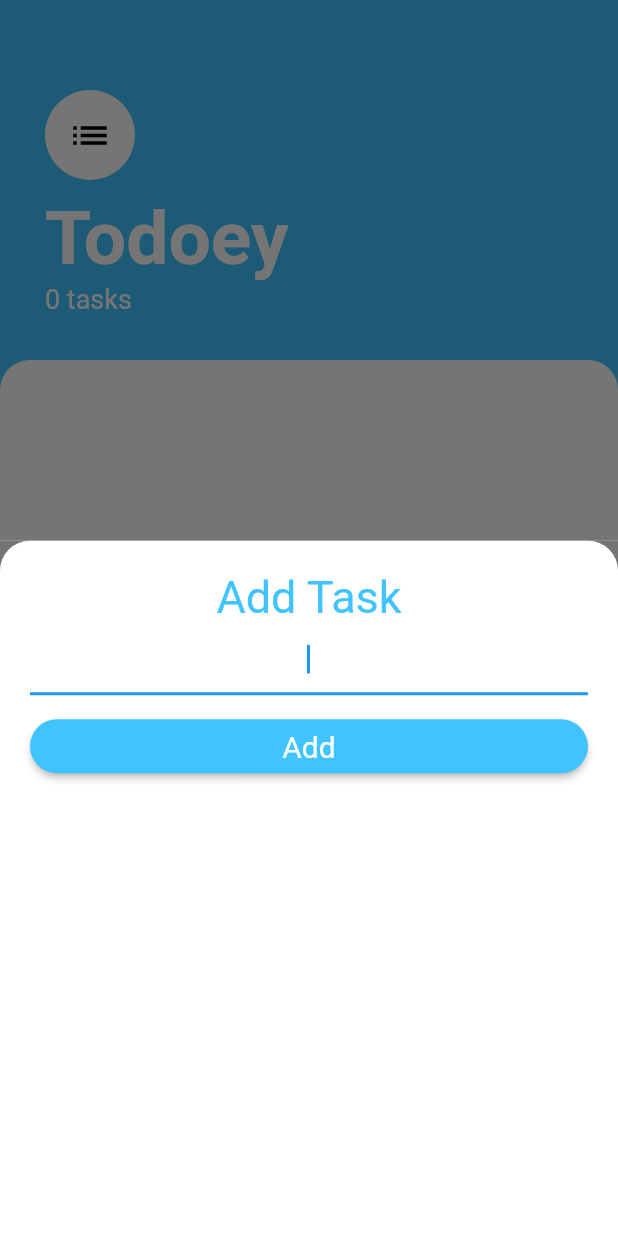
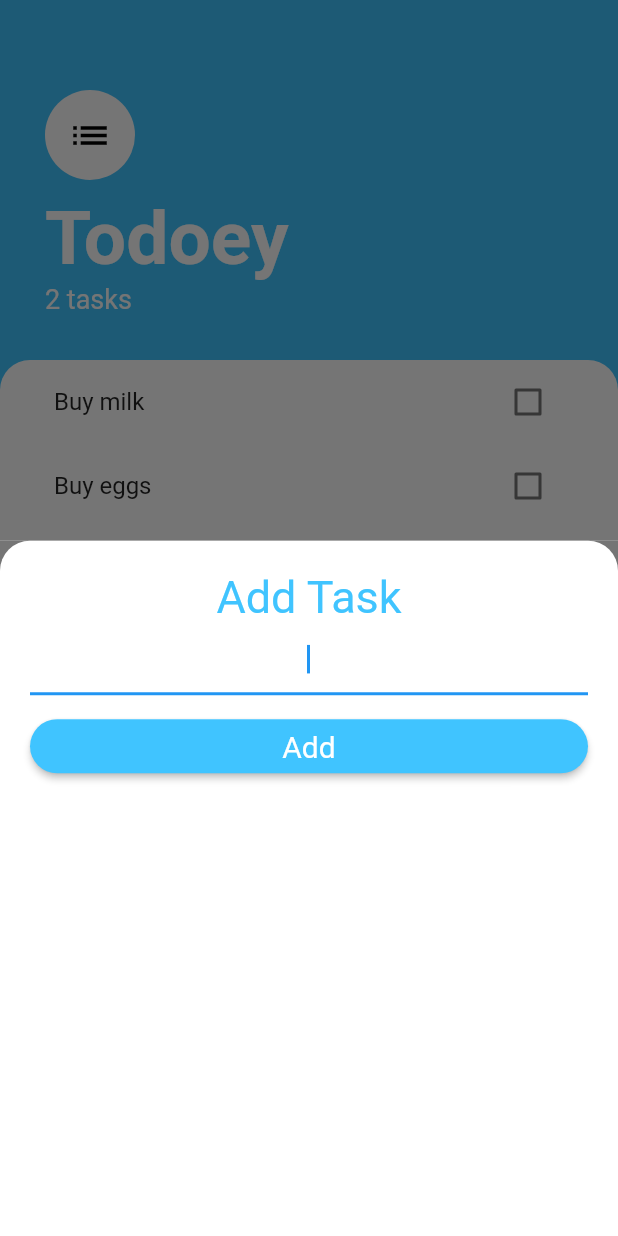
Before and after one commit to mtranggit/todoey_flutter, a Flutter app: the screen it shows after launch, after a tap on the "add" icon, on a phone screen of 412 x 824 dp. Run offline on Flutter 3.47's test engine with Material 2 defaults, Android fonts, the phone set to English and light mode, and no system bars.

```diff
--- a/lib/main.dart
+++ b/lib/main.dart
@@ -1,4 +1,6 @@
 import 'package:flutter/material.dart';
+import 'package:provider/provider.dart';
+import 'package:todoey_flutter/models/task.dart';
 import 'package:todoey_flutter/screens/tasks_screen.dart';
 
 void main() {
@@ -8,8 +10,24 @@ void main() {
 class MyApp extends StatelessWidget {
   @override
   Widget build(BuildContext context) {
-    return MaterialApp(
-      home: TasksScreen(),
+    return ChangeNotifierProvider<MyTaskList>(
+      create: (context) {
+        return MyTaskList();
+      },
+      child: MaterialApp(
+        home: TasksScreen(),
+      ),
     );
   }
 }
+
+class MyTaskList extends ChangeNotifier {
+  List<Task> tasksList = [
+    Task(name: 'Buy milk'),
+    Task(name: 'Buy eggs'),
+  ];
+
+  void addTask(Task task) {
+    tasksList.add(task);
+  }
+}
--- a/lib/screens/tasks_screen.dart
+++ b/lib/screens/tasks_screen.dart
@@ -1,7 +1,9 @@
 import 'package:flutter/material.dart';
+import 'package:todoey_flutter/main.dart';
 import 'package:todoey_flutter/models/task.dart';
 import 'package:todoey_flutter/screens/add_task_screen.dart';
 import 'package:todoey_flutter/widgets/tasks_list.dart';
+import 'package:provider/provider.dart';
 
 class TasksScreen extends StatefulWidget {
   @override
@@ -9,17 +11,18 @@ class TasksScreen extends StatefulWidget {
 }
 
 class _TasksScreenState extends State<TasksScreen> {
-  List<Task> tasksList = [];
+  // List<Task> tasksList = [];
 
-  void addTask(String taskName) {
-    setState(() {
-      tasksList.add(Task(name: taskName));
-    });
-    Navigator.pop(context);
-  }
+  // void addTask(String taskName) {
+  //   setState(() {
+  //     tasksList.add(Task(name: taskName));
+  //   });
+  //   Navigator.pop(context);
+  // }
 
   @override
   Widget build(BuildContext context) {
+    var tasksList = context.read<MyTaskList>().tasksList;
     return Scaffold(
       backgroundColor: Colors.lightBlueAccent,
       floatingActionButton: Padding(
@@ -28,9 +31,12 @@ class _TasksScreenState extends State<TasksScreen> {
           onPressed: () {
             showModalBottomSheet(
               context: context,
-              builder: (context) => AddTaskScreen(
-                addNewTask: addTask,
-              ),
+              builder: (context) => AddTaskScreen(addNewTask: (newTask) {
+                setState(() {
+                  tasksList.add(Task(name: newTask));
+                });
+                Navigator.pop(context);
+              }),
             );
           },
           backgroundColor: Colors.lightBlueAccent,
@@ -68,6 +74,7 @@ class _TasksScreenState extends State<TasksScreen> {
                 ),
                 Text(
                   '${tasksList.length} tasks',
+                  // '${tasksList.length} tasks',
                   style: TextStyle(color: Colors.white, fontSize: 18.0),
                 ),
               ],
@@ -77,7 +84,7 @@ class _TasksScreenState extends State<TasksScreen> {
             child: Container(
               padding: EdgeInsets.symmetric(horizontal: 20.0),
               height: 300.0,
-              child: TasksList(tasksList: tasksList),
+              child: TasksList(),
               decoration: BoxDecoration(
                   color: Colors.white,
                   borderRadius: BorderRadius.only(
--- a/lib/widgets/tasks_list.dart
+++ b/lib/widgets/tasks_list.dart
@@ -1,11 +1,10 @@
 import 'package:flutter/material.dart';
-import 'package:todoey_flutter/models/task.dart';
+import 'package:todoey_flutter/main.dart';
 import 'package:todoey_flutter/widgets/task_tile.dart';
+import 'package:provider/provider.dart';
 
 class TasksList extends StatefulWidget {
-  final List<Task> tasksList;
-
-  const TasksList({required this.tasksList});
+  const TasksList();
 
   @override
   _TasksListState createState() => _TasksListState();
@@ -14,19 +13,20 @@ class TasksList extends StatefulWidget {
 class _TasksListState extends State<TasksList> {
   @override
   Widget build(BuildContext context) {
+    var tasksList = context.read<MyTaskList>().tasksList;
     return ListView.builder(
       itemBuilder: (context, index) {
         return TaskTile(
-          taskTitle: widget.tasksList[index].name,
-          isChecked: widget.tasksList[index].isDone,
+          taskTitle: tasksList[index].name,
+          isChecked: tasksList[index].isDone,
           toggleCheckboxState: (newState) {
             setState(() {
-              widget.tasksList[index].toggleDone();
+              tasksList[index].toggleDone();
             });
           },
         );
       },
-      itemCount: widget.tasksList.length,
+      itemCount: tasksList.length,
     );
 
     // return ListView(
--- a/pubspec.yaml
+++ b/pubspec.yaml
@@ -28,6 +28,7 @@ dependencies:
   # The following adds the Cupertino Icons font to your application.
   # Use with the CupertinoIcons class for iOS style icons.
   cupertino_icons: ^1.0.2
+  provider: ^6.0.0
 
 dev_dependencies:
   flutter_test:
```
Also changed, not shown: pubspec.lock.
